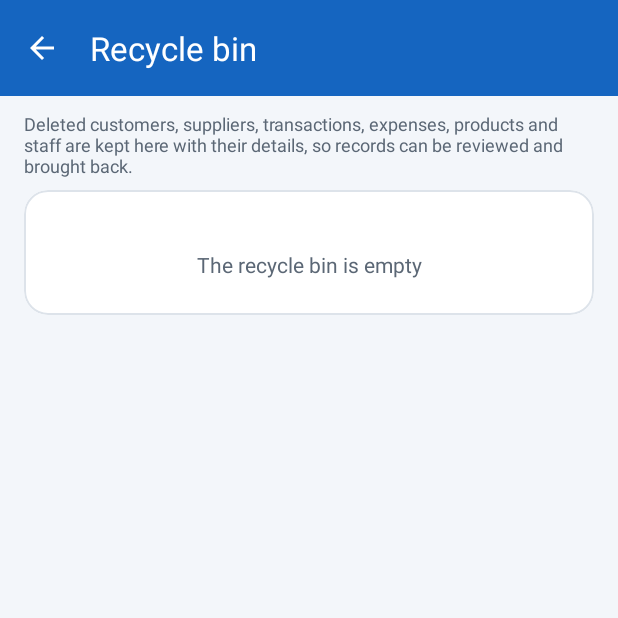
After one commit to Rumpa20/Hishabbaki, an Android app: the RecycleBinActivity screen opened directly, with no data from a screen before it, on a phone screen of 412 x 824 dp, the top half of it. The commit adds this screen. Run offline under Robolectric (Android 15) with nearby library versions, the phone set to English and light mode, and no system bars.

Commit message:
Recycle bin: deletions of customers, suppliers, transactions, expenses, products and staff keep a recoverable JSON copy with restore and permanent delete
Co-authored-by: Rumpa20 <Rumpa20@users.noreply.github.com>

```diff
--- a/app/src/main/AndroidManifest.xml
+++ b/app/src/main/AndroidManifest.xml
@@ -116,6 +116,10 @@
             android:windowSoftInputMode="adjustResize" />
 
         <activity
+            android:name=".RecycleBinActivity"
+            android:exported="false" />
+
+        <activity
             android:name=".CashbookActivity"
             android:exported="false"
             android:windowSoftInputMode="adjustResize" />
--- /dev/null
+++ b/app/src/main/java/com/hisabbaki/app/RecycleBinActivity.kt
@@ -0,0 +1,147 @@
+package com.hisabbaki.app
+
+import android.os.Bundle
+import android.view.LayoutInflater
+import android.view.View
+import android.widget.LinearLayout
+import android.widget.TextView
+import android.widget.Toast
+import androidx.appcompat.app.AppCompatActivity
+import com.google.android.material.appbar.MaterialToolbar
+import com.google.android.material.dialog.MaterialAlertDialogBuilder
+import com.hisabbaki.app.data.CoreRepo
+import com.hisabbaki.app.data.Db
+import com.hisabbaki.app.data.DeletedRecord
+import com.hisabbaki.app.util.Dates
+
+class RecycleBinActivity : AppCompatActivity() {
+
+    private var requestId = 0
+    private lateinit var container: LinearLayout
+    private lateinit var tvEmpty: TextView
+
+    override fun onCreate(savedInstanceState: Bundle?) {
+        super.onCreate(savedInstanceState)
+        setContentView(R.layout.activity_recycle_bin)
+
+        findViewById<MaterialToolbar>(R.id.toolbar).setNavigationOnClickListener { finish() }
+        container = findViewById(R.id.binContainer)
+        tvEmpty = findViewById(R.id.tvEmptyBin)
+    }
+
+    override fun onResume() {
+        super.onResume()
+        load()
+    }
+
+    private fun bizId(): Int = Prefs.currentBusinessId(this)
+
+    private fun load() {
+        val appCtx = applicationContext
+        val businessId = bizId()
+        requestId += 1
+        val myId = requestId
+
+        Db.async({ CoreRepo.get(appCtx).getBinItems(businessId) }) { result ->
+            if (isFinishing || isDestroyed || myId != requestId) return@async
+            result.onSuccess { bind(it) }
+            result.onFailure {
+                Toast.makeText(appCtx, R.string.error_load, Toast.LENGTH_SHORT).show()
+            }
+        }
+    }
+
+    private fun entityLabel(entity: String): String = when (entity) {
+        "customer" -> getString(R.string.customer_who)
+        "supplier" -> getString(R.string.supplier_who)
+        "expense" -> getString(R.string.expenses)
+        "product" -> getString(R.string.products)
+        "transaction" -> getString(R.string.transactions_label)
+        "staff" -> getString(R.string.staff)
+        else -> entity
+    }
+
+    private fun bind(items: List<DeletedRecord>) {
+        container.removeAllViews()
+        tvEmpty.visibility = if (items.isEmpty()) View.VISIBLE else View.GONE
+        val inflater = LayoutInflater.from(this)
+        for (item in items) {
+            val row = inflater.inflate(R.layout.item_bin_row, container, false)
+            row.findViewById<TextView>(R.id.tvBinTitle).text =
+                if (item.title.isBlank()) getString(R.string.ai_none) else item.title
+            row.findViewById<TextView>(R.id.tvBinMeta).text =
+                Dates.formatDateTime(item.deletedAt)
+            row.findViewById<TextView>(R.id.tvBinEntity).text = entityLabel(item.entity)
+
+            row.setOnClickListener { showItemDialog(item) }
+            container.addView(row)
+        }
+    }
+
+    private fun showItemDialog(item: DeletedRecord) {
+        MaterialAlertDialogBuilder(this)
+            .setTitle(item.title.ifBlank { getString(R.string.recycle_bin) })
+            .setMessage(payloadPreview(item))
+            .setPositiveButton(R.string.bin_restore) { _, _ -> restoreItem(item) }
+            .setNeutralButton(R.string.delete, null)
+            .setNegativeButton(R.string.cancel, null)
+            .show()
+            .also { dialog ->
+                dialog.getButton(androidx.appcompat.app.AlertDialog.BUTTON_NEUTRAL).setOnClickListener {
+                    confirmPurge(item)
+                    dialog.dismiss()
+                }
+            }
+    }
+
+    private fun payloadPreview(item: DeletedRecord): String {
+        val deleted = getString(R.string.bin_deleted_at) + ": " + Dates.formatDateTime(item.deletedAt)
+        val type = getString(R.string.bin_type) + ": " + entityLabel(item.entity)
+        val payload = if (item.payload.isBlank()) "" else "\n\n" + item.payload
+        return deleted + "\n" + type + payload
+    }
+
+    private fun restoreItem(item: DeletedRecord) {
+        val appCtx = applicationContext
+        Db.async({ CoreRepo.get(appCtx).restoreBinItem(bizId(), item.id) }) { result ->
+            if (isFinishing || isDestroyed) return@async
+            result.onSuccess { error ->
+                if (error.isEmpty()) {
+                    Toast.makeText(appCtx, R.string.bin_restore_done, Toast.LENGTH_SHORT).show()
+                    load()
+                } else {
+                    Toast.makeText(
+                        appCtx,
+                        if (error == "PARTY_MISSING") {
+                            getString(R.string.bin_party_missing)
+                        } else {
+                            error
+                        },
+                        Toast.LENGTH_LONG
+                    ).show()
+                }
+            }
+            result.onFailure {
+                Toast.makeText(appCtx, R.string.bin_restore_failed, Toast.LENGTH_LONG).show()
+            }
+        }
+    }
+
+    private fun confirmPurge(item: DeletedRecord) {
+        MaterialAlertDialogBuilder(this)
+            .setTitle(R.string.bin_purge)
+            .setMessage(getString(R.string.bin_purge_confirm, item.title))
+            .setPositiveButton(R.string.delete) { _, _ ->
+                val appCtx = applicationContext
+                Db.async({ CoreRepo.get(appCtx).removeBinItem(item.id) }) { result ->
+                    if (isFinishing || isDestroyed) return@async
+                    result.onSuccess { load() }
+                    result.onFailure {
+                        Toast.makeText(appCtx, R.string.error_generic, Toast.LENGTH_SHORT).show()
+                    }
+                }
+            }
+            .setNegativeButton(R.string.cancel, null)
+            .show()
+    }
+}
--- a/app/src/main/java/com/hisabbaki/app/SettingsFragment.kt
+++ b/app/src/main/java/com/hisabbaki/app/SettingsFragment.kt
@@ -101,6 +101,9 @@ class SettingsFragment : Fragment(R.layout.fragment_settings) {
         }
         view.findViewById<View>(R.id.rowAi).setOnClickListener {
             startActivity(Intent(requireContext(), AiAssistantActivity::class.java))
+        }
+        view.findViewById<View>(R.id.rowBin).setOnClickListener {
+            startActivity(Intent(requireContext(), RecycleBinActivity::class.java))
         }
         view.findViewById<View>(R.id.rowExport).setOnClickListener { showExportDialog() }
         view.findViewById<View>(R.id.rowBackup).setOnClickListener { showBackupDialog() }
--- /dev/null
+++ b/app/src/main/res/layout/activity_recycle_bin.xml
@@ -0,0 +1,76 @@
+<?xml version="1.0" encoding="utf-8"?>
+<LinearLayout xmlns:android="http://schemas.android.com/apk/res/android"
+    xmlns:app="http://schemas.android.com/apk/res-auto"
+    android:layout_width="match_parent"
+    android:layout_height="match_parent"
+    android:background="@color/background"
+    android:orientation="vertical">
+
+    <com.google.android.material.appbar.MaterialToolbar
+        android:id="@+id/toolbar"
+        android:layout_width="match_parent"
+        android:layout_height="?attr/actionBarSize"
+        android:background="@color/header_bg"
+        app:navigationIcon="@drawable/ic_back"
+        app:navigationIconTint="@color/on_header"
+        app:title="@string/recycle_bin"
+        app:titleTextColor="@color/on_header" />
+
+    <androidx.core.widget.NestedScrollView
+        android:layout_width="match_parent"
+        android:layout_height="match_parent"
+        android:fillViewport="true"
+        android:overScrollMode="never">
+
+        <LinearLayout
+            android:layout_width="match_parent"
+            android:layout_height="wrap_content"
+            android:orientation="vertical"
+            android:paddingBottom="24dp">
+
+            <TextView
+                android:id="@+id/tvBinHint"
+                android:layout_width="match_parent"
+                android:layout_height="wrap_content"
+                android:paddingStart="16dp"
+                android:paddingTop="10dp"
+                android:paddingEnd="16dp"
+                android:text="@string/bin_hint"
+                android:textColor="@color/text_secondary"
+                android:textSize="12sp" />
+
+            <com.google.android.material.card.MaterialCardView
+                style="@style/HisabCard"
+                android:layout_width="match_parent"
+                android:layout_height="wrap_content"
+                android:layout_marginStart="16dp"
+                android:layout_marginTop="8dp"
+                android:layout_marginEnd="16dp">
+
+                <LinearLayout
+                    android:layout_width="match_parent"
+                    android:layout_height="wrap_content"
+                    android:orientation="vertical">
+
+                    <LinearLayout
+                        android:id="@+id/binContainer"
+                        android:layout_width="match_parent"
+                        android:layout_height="wrap_content"
+                        android:orientation="vertical"
+                        android:padding="8dp" />
+
+                    <TextView
+                        android:id="@+id/tvEmptyBin"
+                        android:layout_width="match_parent"
+                        android:layout_height="wrap_content"
+                        android:gravity="center"
+                        android:padding="24dp"
+                        android:text="@string/bin_empty"
+                        android:textColor="@color/text_secondary"
+                        android:textSize="14sp"
+                        android:visibility="gone" />
+                </LinearLayout>
+            </com.google.android.material.card.MaterialCardView>
+        </LinearLayout>
+    </androidx.core.widget.NestedScrollView>
+</LinearLayout>
--- a/app/src/main/res/values/strings_phase5.xml
+++ b/app/src/main/res/values/strings_phase5.xml
@@ -294,4 +294,18 @@
 <string name="ai_stock_value">Stock value</string>
 <string name="ai_top_customers_title">Customers with pending payment</string>
 <string name="ai_none">None</string>
+<string name="recycle_bin">Recycle bin</string>
+<string name="bin_hint">Deleted customers, suppliers, transactions, expenses, products and staff are kept here with their details, so records can be reviewed and brought back.</string>
+<string name="bin_empty">The recycle bin is empty</string>
+<string name="bin_restore">Restore</string>
+<string name="bin_deleted_at">Deleted at</string>
+<string name="bin_type">Type</string>
+<string name="bin_restore_done">Restored</string>
+<string name="bin_party_missing">Cannot restore: the original customer or supplier no longer exists. Restore or re-create the party first.</string>
+<string name="bin_restore_failed">Restore failed</string>
+<string name="bin_purge">Delete permanently</string>
+<string name="bin_purge_confirm">Permanently delete \"%1$s\" from the recycle bin? This cannot be undone.</string>
+<string name="customer_who">Customer</string>
+<string name="supplier_who">Supplier</string>
+<string name="transactions_label">Transaction</string>
 </resources>
```
Also changed, not shown: app/src/main/java/com/hisabbaki/app/data/Core.kt (+172 -0 lines), app/src/main/java/com/hisabbaki/app/data/Expenses.kt (+22 -2 lines), app/src/main/java/com/hisabbaki/app/data/Inventory.kt (+21 -0 lines), app/src/main/java/com/hisabbaki/app/data/Repository.kt (+62 -5 lines), app/src/main/res/layout/fragment_settings.xml (+12 -0 lines), app/src/main/res/layout/item_bin_row.xml (added, +44 -0 lines), 2 other files.
